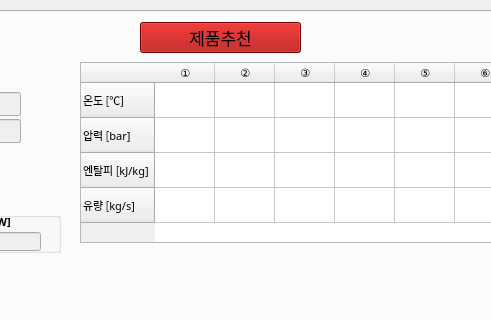
Above: STED_VCHP.ui from bsohplatform/hp_design-level2 before the change; both pictures show x 522 to 1013 and y 0 to 320 of the 1298 by 910 pixel window. Below: the same form after it.
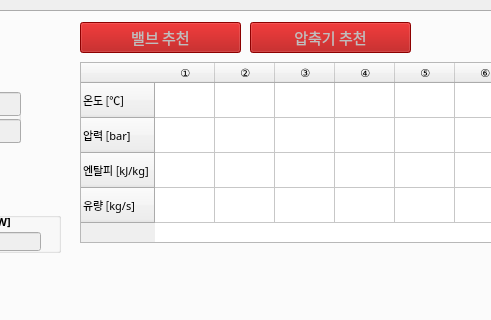
That is the form after the change. The open tabs and pages were chosen to show the change.

The edit to the form file:
```diff
--- a/STED_VCHP.ui
+++ b/STED_VCHP.ui
@@ -3466,10 +3466,13 @@
     <attribute name="toolTip">
      <string>COP, 선도 등 계산 결과 출력</string>
     </attribute>
-    <widget class="QPushButton" name="Recommand_btn">
+    <widget class="QPushButton" name="valve_recommand">
+     <property name="enabled">
+      <bool>false</bool>
+     </property>
      <property name="geometry">
       <rect>
-       <x>660</x>
+       <x>600</x>
        <y>10</y>
        <width>161</width>
        <height>31</height>
@@ -3478,7 +3481,7 @@
      <property name="font">
       <font>
        <family>HY견고딕</family>
-       <pointsize>13</pointsize>
+       <pointsize>11</pointsize>
       </font>
      </property>
      <property name="cursor">
@@ -3491,7 +3494,7 @@
       <string notr="true">background-color: rgb(170, 0, 0);</string>
      </property>
      <property name="text">
-      <string>제품추천</string>
+      <string>밸브 추천</string>
      </property>
     </widget>
     <widget class="QLabel" name="layout_fig_tab3">
@@ -5173,6 +5176,37 @@
       </property>
      </widget>
     </widget>
+    <widget class="QPushButton" name="compressor_recommand">
+     <property name="enabled">
+      <bool>false</bool>
+     </property>
+     <property name="geometry">
+      <rect>
+       <x>770</x>
+       <y>10</y>
+       <width>161</width>
+       <height>31</height>
+      </rect>
+     </property>
+     <property name="font">
+      <font>
+       <family>HY견고딕</family>
+       <pointsize>11</pointsize>
+      </font>
+     </property>
+     <property name="cursor">
+      <cursorShape>ArrowCursor</cursorShape>
+     </property>
+     <property name="autoFillBackground">
+      <bool>false</bool>
+     </property>
+     <property name="styleSheet">
+      <string notr="true">background-color: rgb(170, 0, 0);</string>
+     </property>
+     <property name="text">
+      <string>압축기 추천</string>
+     </property>
+    </widget>
     <zorder>layout_fig_tab3</zorder>
     <zorder>Recommand_btn</zorder>
     <zorder>process_fig_tab3</zorder>
```
Left out of the diff: 3 changed lines with no effect on the pictures.
